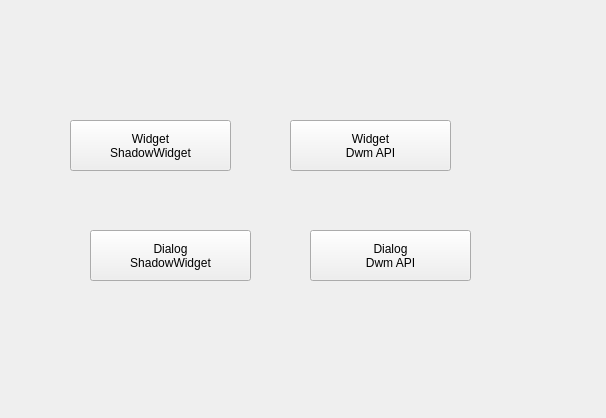
Before: the Qt Designer form QtFrameless/widget.ui in redchairman/qt-frameless, drawn with Qt 5.
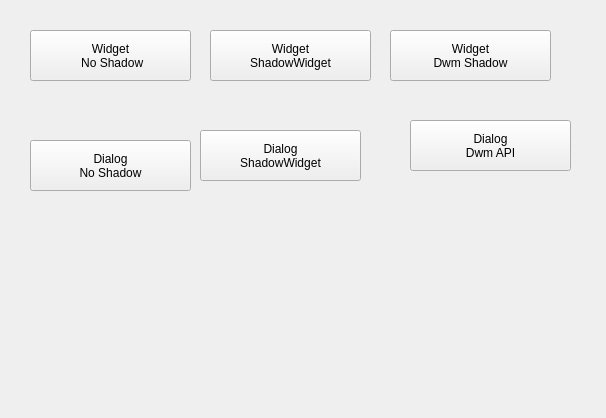
After: the same form once the commit is applied.

What changed in the file:
```diff
--- a/QtFrameless/widget.ui
+++ b/QtFrameless/widget.ui
@@ -16,8 +16,8 @@
   <widget class="QPushButton" name="pushButton_widget_shadow">
    <property name="geometry">
     <rect>
-     <x>70</x>
-     <y>120</y>
+     <x>210</x>
+     <y>30</y>
      <width>161</width>
      <height>51</height>
     </rect>
@@ -30,22 +30,22 @@
   <widget class="QPushButton" name="pushButton_widget_dwm">
    <property name="geometry">
     <rect>
-     <x>290</x>
-     <y>120</y>
+     <x>390</x>
+     <y>30</y>
      <width>161</width>
      <height>51</height>
     </rect>
    </property>
    <property name="text">
     <string>Widget
-Dwm API</string>
+Dwm Shadow</string>
    </property>
   </widget>
   <widget class="QPushButton" name="pushButton_dialog_dwm">
    <property name="geometry">
     <rect>
-     <x>310</x>
-     <y>230</y>
+     <x>410</x>
+     <y>120</y>
      <width>161</width>
      <height>51</height>
     </rect>
@@ -58,8 +58,8 @@
   <widget class="QPushButton" name="pushButton_dialog_shadow">
    <property name="geometry">
     <rect>
-     <x>90</x>
-     <y>230</y>
+     <x>200</x>
+     <y>130</y>
      <width>161</width>
      <height>51</height>
     </rect>
@@ -69,6 +69,34 @@
 ShadowWidget</string>
    </property>
   </widget>
+  <widget class="QPushButton" name="pushButton_widget_noshadow">
+   <property name="geometry">
+    <rect>
+     <x>30</x>
+     <y>30</y>
+     <width>161</width>
+     <height>51</height>
+    </rect>
+   </property>
+   <property name="text">
+    <string>Widget
+ No Shadow</string>
+   </property>
+  </widget>
+  <widget class="QPushButton" name="pushButton_dialog_noshadow">
+   <property name="geometry">
+    <rect>
+     <x>30</x>
+     <y>140</y>
+     <width>161</width>
+     <height>51</height>
+    </rect>
+   </property>
+   <property name="text">
+    <string>Dialog
+No Shadow</string>
+   </property>
+  </widget>
  </widget>
  <resources/>
  <connections/>
```
